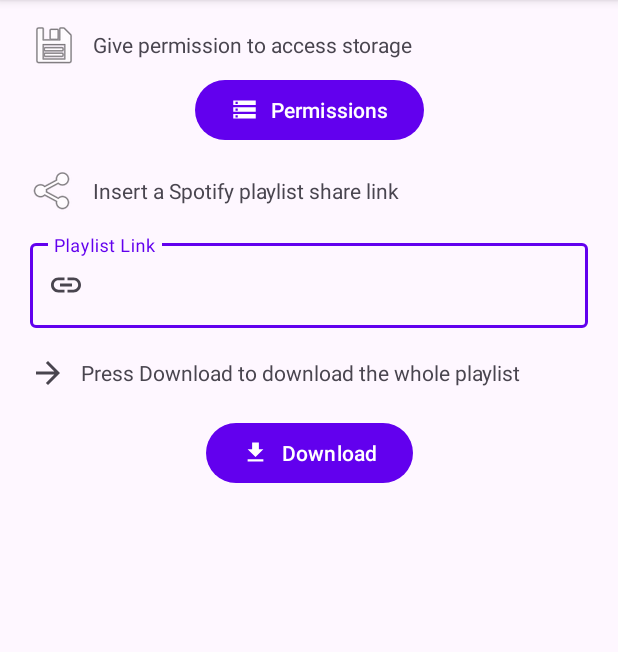
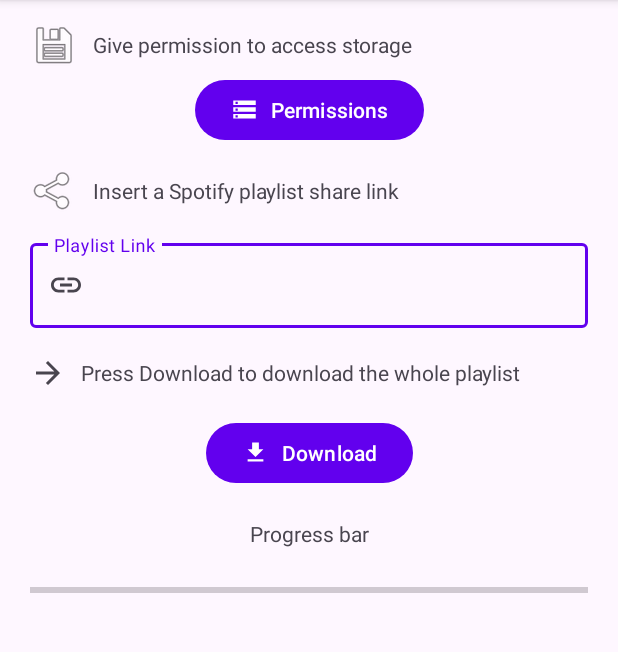
Before and after one commit to kostas214/SpotifyDownloader, an Android app: the screen it shows after launch (MainActivity), on a phone screen of 412 x 824 dp, the part 96-748 px from its top. Run offline under Robolectric (Android 15) with nearby library versions, the light colour scheme and no system bars; libraries missing offline, so code that uses them is left out: com.chaquo.python, com.example; 9 statements that could not run were skipped.

Commit message:
Added a crude progress bar

```diff
--- a/app/src/main/java/com/example/SpotifyDownloader/MainActivity.kt
+++ b/app/src/main/java/com/example/SpotifyDownloader/MainActivity.kt
@@ -56,7 +56,9 @@ class MainActivity : AppCompatActivity() {
 
 
         }
+
         binding.download2.setOnClickListener {
+            val saveDirectory = createDirectory("KOSTAS")
 
             val task1 = Thread {
                 val data = module.callAttr(
@@ -70,20 +72,31 @@ class MainActivity : AppCompatActivity() {
             //delay(100)
 
 
+
+
+
+
+
+
             GlobalScope.launch {
                 task1.start()
+
                 while (true) {
                     if (!task1.isAlive) {
                         var index = 0
+                        binding.progressBar.max = songNames.size
                         while (index != songNames.size) {
+
                             println("Hello")
                             module.callAttr(
                                 "DownloadSongs",
                                 songNames[index],
                                 songURLS[index],
-                                createDirectory("KOSTAS")
-                            )
+                                saveDirectory
+                                )
+
                             index++
+                            binding.progressBar.incrementProgressBy(1)
                         }
                         break
                     }
--- a/app/src/main/res/layout/activity_main.xml
+++ b/app/src/main/res/layout/activity_main.xml
@@ -144,8 +144,28 @@
         app:icon="@drawable/ic_baseline_download_24"
 
         />
+    <TextView
+        android:layout_width="wrap_content"
+        android:layout_height="wrap_content"
+        android:id="@+id/ProgressBarText"
+        android:text="@string/progress_bar"
+        app:layout_constraintTop_toBottomOf="@id/download2"
+        app:layout_constraintLeft_toLeftOf="parent"
+        app:layout_constraintRight_toRightOf="parent"
+        android:layout_marginTop="20dp"
 
-
+        />
+    <ProgressBar
+        android:id="@+id/progressBar"
+        android:layout_width="match_parent"
+        android:layout_height="wrap_content"
+        style="?android:attr/progressBarStyleHorizontal"
+        app:layout_constraintTop_toBottomOf="@id/ProgressBarText"
+        app:layout_constraintLeft_toLeftOf="parent"
+        app:layout_constraintRight_toRightOf="parent"
+        android:layout_marginTop="20dp"
+        android:layout_marginStart="20dp"
+        android:layout_marginEnd="20dp"/>
 
 
 </androidx.constraintlayout.widget.ConstraintLayout>
--- a/app/src/main/res/values/strings.xml
+++ b/app/src/main/res/values/strings.xml
@@ -10,4 +10,5 @@
     <string name="storageIcon">Storage Icon</string>
     <string name="shareIcon">Share Icon</string>
     <string name="arrowIcon">Arrow Icon</string>
+    <string name="progress_bar">Progress bar</string>
 </resources>
```
